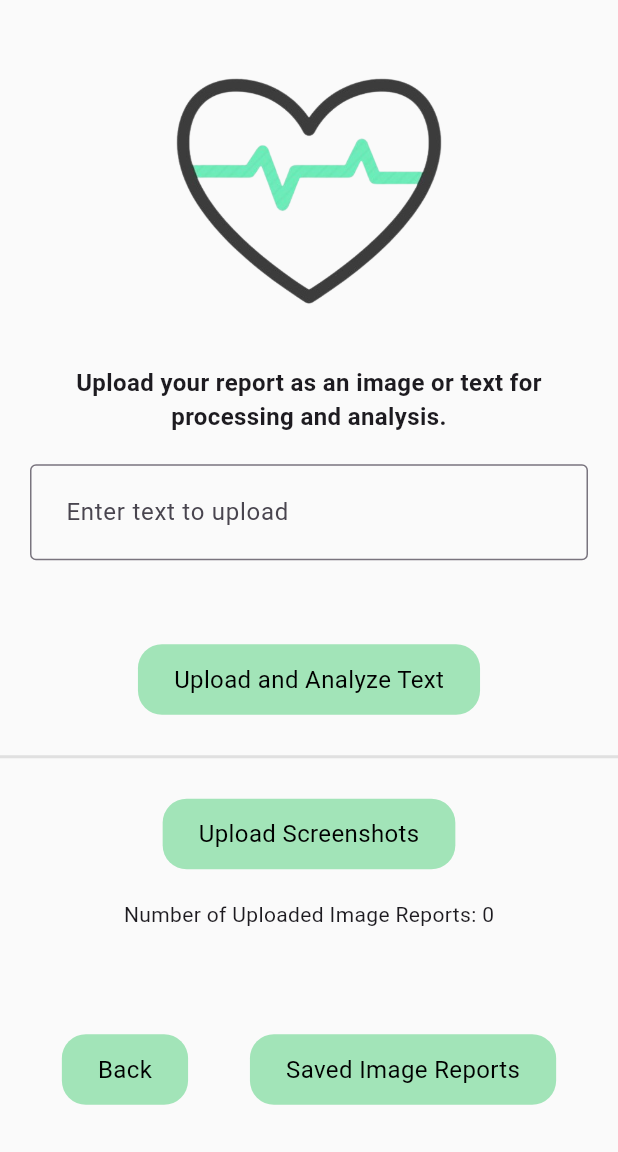
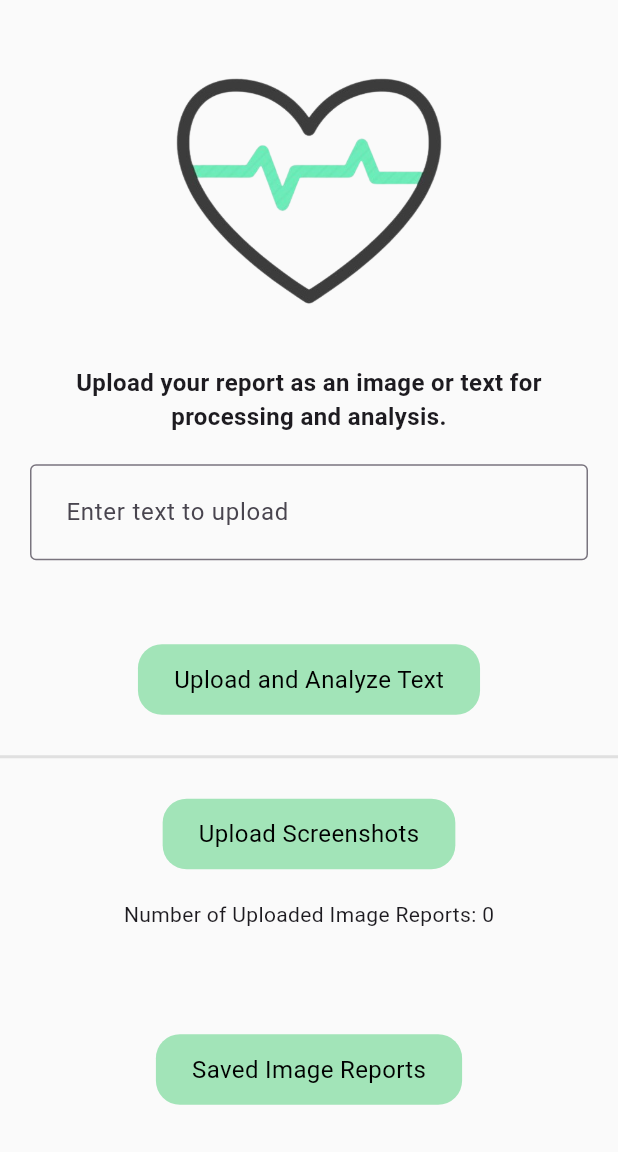
Before and after one commit to BingxinJiang1/Medicode, a Flutter app: the ReportImage screen opened directly, on a phone screen of 412 x 824 dp, the part 84-1236 px from its top. Run offline on Flutter 3.47's test engine with Material 3 defaults, Android fonts, the light colour scheme and no system bars; our stand-ins replace flutter_dotenv, flutter_riverpod, google_fonts, google_generative_ai, image_picker, supabase_flutter; accounts and stored records are empty; network calls fail.

Commit message:
remove custom back button of upload page

```diff
--- a/lib/pages/upload_page.dart
+++ b/lib/pages/upload_page.dart
@@ -4,7 +4,6 @@ import 'package:gemini/pages/account_page.dart';
 import 'package:gemini/pages/feedback.dart';
 import 'package:gemini/pages/intro_screen.dart';
 import 'package:gemini/pages/view_uploads.dart';
-import 'package:gemini/pages/disclaimer_screen.dart';
 import 'package:google_generative_ai/google_generative_ai.dart';
 import 'package:image_picker/image_picker.dart';
 import 'package:mime/mime.dart';
@@ -136,7 +135,8 @@ class _ReportImageState extends State<ReportImage> {
       final textContent = _textController.text;
       final textBytes = textContent.codeUnits;
       final textPath = '$userId/report_${DateTime.now().toIso8601String()}.txt';
-      final bucketName = isAnonymousUser ? 'for_guest_image_text' : 'report_images';
+      final bucketName =
+          isAnonymousUser ? 'for_guest_image_text' : 'report_images';
 
       try {
         await Supabase.instance.client.storage.from(bucketName).uploadBinary(
@@ -268,7 +268,8 @@ class _ReportImageState extends State<ReportImage> {
                   onPressed: () {
                     Navigator.push(
                       context,
-                      MaterialPageRoute(builder: (context) => const LoginPage()),
+                      MaterialPageRoute(
+                          builder: (context) => const LoginPage()),
                     );
                   },
                   style: TextButton.styleFrom(
@@ -292,7 +293,8 @@ class _ReportImageState extends State<ReportImage> {
                     } else {
                       Navigator.push(
                         context,
-                        MaterialPageRoute(builder: (context) => const AccountPage()),
+                        MaterialPageRoute(
+                            builder: (context) => const AccountPage()),
                       );
                     }
                   },
@@ -352,8 +354,8 @@ class _ReportImageState extends State<ReportImage> {
               GestureDetector(
                 onTap: () => uploadText(context),
                 child: Container(
-                  padding: const EdgeInsets.symmetric(
-                      horizontal: 24, vertical: 12),
+                  padding:
+                      const EdgeInsets.symmetric(horizontal: 24, vertical: 12),
                   decoration: BoxDecoration(
                     borderRadius: BorderRadius.circular(16),
                     color: mint,
@@ -365,15 +367,13 @@ class _ReportImageState extends State<ReportImage> {
                 ),
               ),
               const SizedBox(height: 20),
-              Divider(
-                  thickness: 2,
-                  color: Colors.grey[300]),
+              Divider(thickness: 2, color: Colors.grey[300]),
               const SizedBox(height: 20),
               GestureDetector(
                 onTap: () => uploadImages(context),
                 child: Container(
-                  padding: const EdgeInsets.symmetric(
-                      horizontal: 24, vertical: 12),
+                  padding:
+                      const EdgeInsets.symmetric(horizontal: 24, vertical: 12),
                   decoration: BoxDecoration(
                     borderRadius: BorderRadius.circular(16),
                     color: mint,
@@ -405,31 +405,10 @@ class _ReportImageState extends State<ReportImage> {
             Navigator.push(
                 context,
                 MaterialPageRoute(
-                    builder: (context) => const DisclaimerPage()));
-          },
-          child: Container(
-            padding: const EdgeInsets.symmetric(
-                horizontal: 24, vertical: 12),
-            decoration: BoxDecoration(
-              borderRadius: BorderRadius.circular(16),
-              color: mint,
-            ),
-            child: const Text(
-              'Back',
-              style: TextStyle(color: Colors.black, fontSize: 16),
-            ),
-          ),
-        ),
-        GestureDetector(
-          onTap: () {
-            Navigator.push(
-                context,
-                MaterialPageRoute(
                     builder: (context) => const ViewUploadsPage()));
           },
           child: Container(
-            padding: const EdgeInsets.symmetric(
-                horizontal: 24, vertical: 12),
+            padding: const EdgeInsets.symmetric(horizontal: 24, vertical: 12),
             decoration: BoxDecoration(
               borderRadius: BorderRadius.circular(16),
               color: mint,
```
